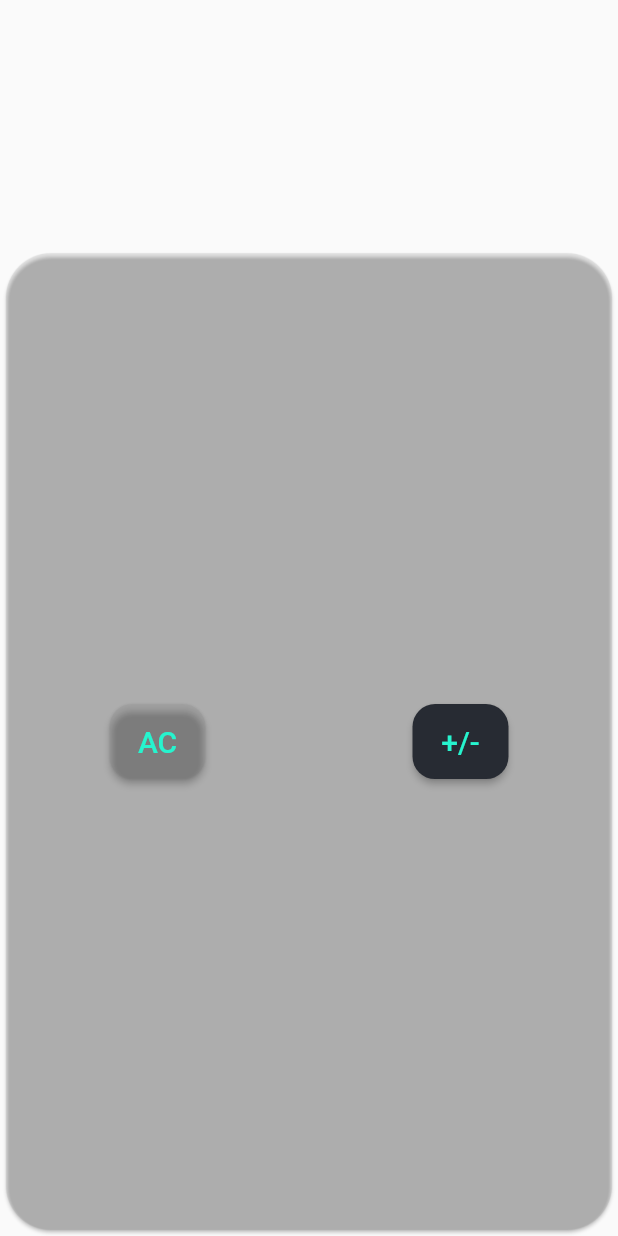
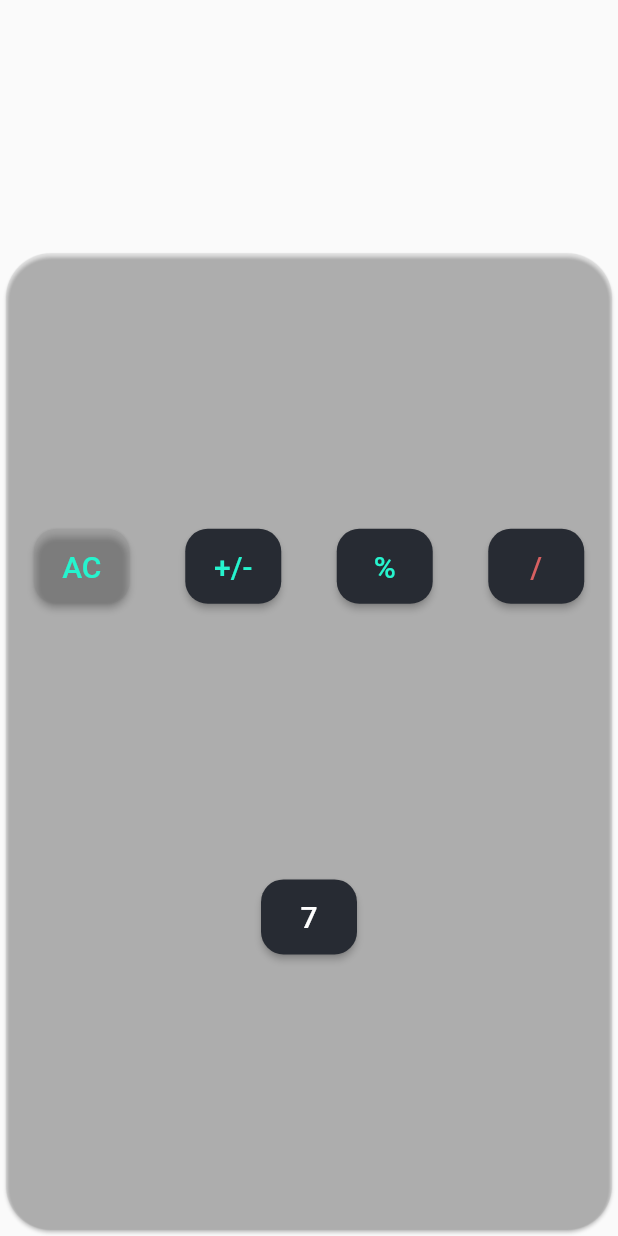
Before and after one commit to C0MPL3XDEV/n_calc, a Flutter app: the screen it shows after launch, on a phone screen of 412 x 824 dp. Run offline on Flutter 3.47's test engine with Material 2 defaults, Android fonts, the phone set to English and light mode, and no system bars.

Commit message:
GUI Development Update

```diff
--- a/lib/pages/calc.dart
+++ b/lib/pages/calc.dart
@@ -104,8 +104,78 @@ class _CalcPageState extends State<CalcPage> {
                             ),
                           ),
                         ),
+                        ElevatedButton(
+                          onPressed: () {
+                            operator = "%";
+                            setState(() {
+                              enteredText += "%";
+                            });
+                          },
+                          style: ElevatedButton.styleFrom(
+                            backgroundColor: const Color(0xff272B33),
+                            fixedSize: const Size(50, 50),
+                            shape: RoundedRectangleBorder(
+                              borderRadius: BorderRadius.circular(15.0),
+                            ),
+                          ),
+                          child: const Text(
+                            '%',
+                            style: TextStyle(
+                              color: Color(0xff26F4CE),
+                              fontSize: 20,
+                            ),
+                          ),
+                        ),
+                        ElevatedButton(
+                          onPressed: () {
+                            operator = "/";
+                            setState(() {
+                              enteredText += "/";
+                            });
+                          },
+                          style: ElevatedButton.styleFrom(
+                            backgroundColor: const Color(0xff272B33),
+                            fixedSize: const Size(50, 50),
+                            shape: RoundedRectangleBorder(
+                              borderRadius: BorderRadius.circular(15.0),
+                            ),
+                          ),
+                          child: const Text(
+                            '/',
+                            style: TextStyle(
+                              color: Color(0xffD76061),
+                              fontSize: 20,
+                            ),
+                          ),
+                        ),
                       ],
                     ),
+                    Row(
+                      mainAxisAlignment: MainAxisAlignment.spaceAround,
+                      children: [
+                        ElevatedButton(
+                          onPressed: () {
+                            setState(() {
+                              enteredText += "7";
+                            });
+                          },
+                          style: ElevatedButton.styleFrom(
+                            backgroundColor: const Color(0xff272B33),
+                            fixedSize: const Size(50, 50),
+                            shape: RoundedRectangleBorder(
+                              borderRadius: BorderRadius.circular(15.0),
+                            ),
+                          ),
+                          child: const Text(
+                            '7',
+                            style: TextStyle(
+                              color: Color(0xffFFFFFF),
+                              fontSize: 20,
+                            ),
+                          ),
+                        ),
+                      ],
+                    )
                   ],
                 ),
               ),
```
